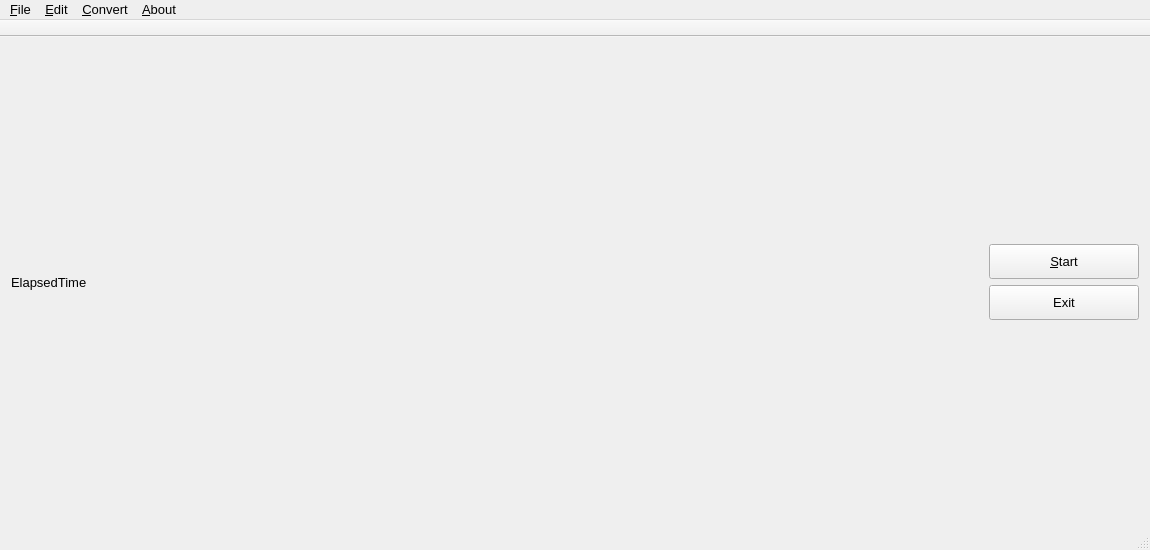
Qt form ui/mainwindow.ui (swl-x/MystiQ) before a commit.
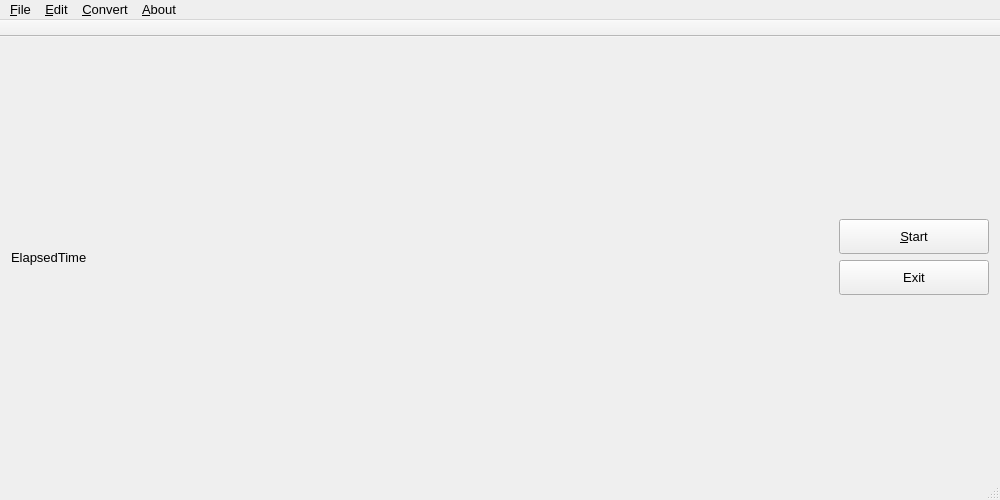
The same form after that commit. Icons and pictures are not drawn.

The edit to the form file:
```diff
--- a/ui/mainwindow.ui
+++ b/ui/mainwindow.ui
@@ -9,14 +9,14 @@
    <rect>
     <x>0</x>
     <y>0</y>
-    <width>1150</width>
-    <height>550</height>
+    <width>1000</width>
+    <height>500</height>
    </rect>
   </property>
   <property name="minimumSize">
    <size>
-    <width>1150</width>
-    <height>550</height>
+    <width>1000</width>
+    <height>500</height>
    </size>
   </property>
   <property name="font">
@@ -210,7 +210,7 @@
     <rect>
      <x>0</x>
      <y>0</y>
-     <width>1150</width>
+     <width>1000</width>
      <height>29</height>
     </rect>
    </property>
```
